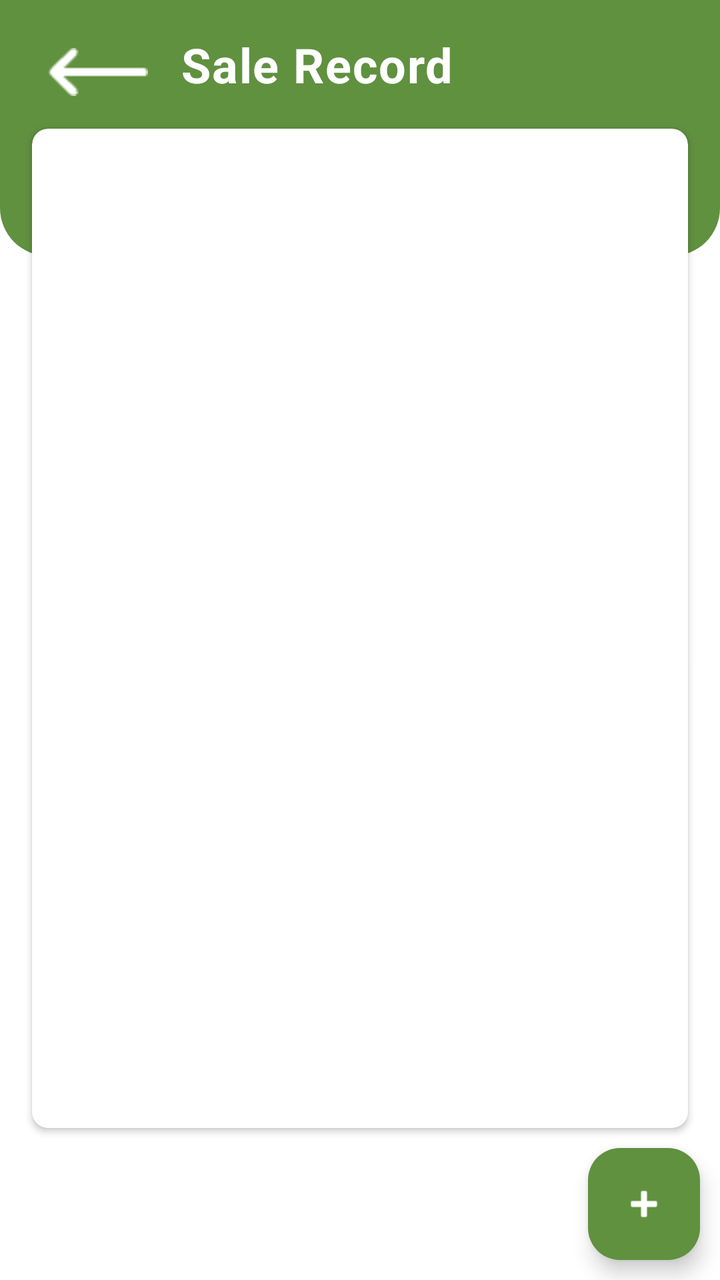
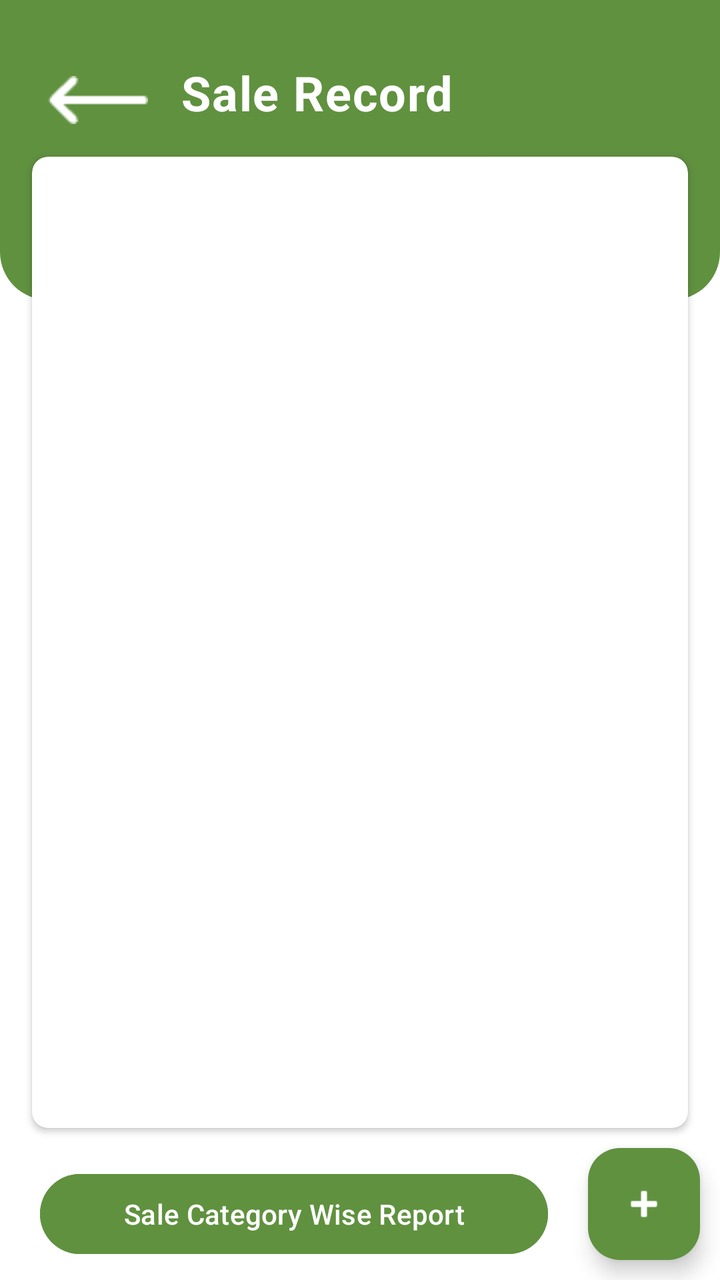

Two renders of the same Android screen: before a commit and after it. Below are the layout's source before the change and the commit's diff.
<!-- AndroidManifest.xml: application theme Theme.Fastrise -->
<!-- res/layout/layout_sale_list_activty.xml -->
<?xml version="1.0" encoding="utf-8"?>
<layout xmlns:tools="http://schemas.android.com/tools"
    xmlns:android="http://schemas.android.com/apk/res/android"
    xmlns:app="http://schemas.android.com/apk/res-auto">

    <androidx.constraintlayout.widget.ConstraintLayout
        android:layout_width="match_parent"
        android:layout_height="match_parent"
        android:background="@color/white"
        tools:ignore="HardcodedText">

        
        <View
            android:id="@+id/view"
            android:layout_width="match_parent"
            android:layout_height="128dp"
            android:background="@drawable/custom_rectangle"
            app:layout_constraintEnd_toEndOf="parent"
            app:layout_constraintStart_toStartOf="parent"
            app:layout_constraintTop_toTopOf="parent" />

        
        <ImageButton
            android:id="@+id/backB"
            android:layout_width="wrap_content"
            android:layout_height="wrap_content"
            android:layout_marginStart="16dp"
            android:layout_marginTop="16dp"
            android:background="?attr/selectableItemBackground"
            android:padding="8dp"
            android:src="@drawable/arrow_cal"
            app:layout_constraintStart_toStartOf="parent"
            app:layout_constraintTop_toTopOf="parent"
            app:tint="@color/white" />

        
        <TextView
            android:id="@+id/textView"
            android:layout_width="wrap_content"
            android:layout_height="wrap_content"
            android:layout_marginStart="8dp"
            android:layout_marginTop="16dp"
            android:gravity="center_horizontal"
            android:letterSpacing="0.025"
            android:text="Sale Record"
            android:textColor="@color/white"
            android:textSize="24sp"
            android:textStyle="bold"
            app:layout_constraintStart_toEndOf="@+id/backB"
            app:layout_constraintTop_toTopOf="parent" />

        
        <androidx.cardview.widget.CardView
            android:id="@+id/cardView"
            android:layout_width="match_parent"
            android:layout_height="0dp"
            android:layout_marginStart="16dp"
            android:layout_marginTop="16dp"
            android:layout_marginEnd="16dp"
            android:elevation="12dp"
            android:layout_marginBottom="10dp"
            android:padding="5dp"
            app:cardCornerRadius="8dp"
            app:layout_constraintEnd_toEndOf="parent"
            app:layout_constraintStart_toStartOf="parent"
            app:layout_constraintTop_toBottomOf="@+id/textView"
            app:layout_constraintBottom_toTopOf="@+id/fab_add_sale">

            <LinearLayout
                android:layout_width="match_parent"
                android:layout_height="match_parent"
                android:orientation="vertical">

                <androidx.recyclerview.widget.RecyclerView
                    android:id="@+id/recyclerView"
                    android:layout_width="match_parent"
                    android:layout_height="match_parent" />
            </LinearLayout>

        </androidx.cardview.widget.CardView>

        
        <com.google.android.material.floatingactionbutton.FloatingActionButton
            android:id="@+id/fab_add_sale"
            android:layout_width="wrap_content"
            android:layout_height="wrap_content"
            android:layout_margin="10dp"
            android:contentDescription="Add Sale"
            android:src="@android:drawable/ic_input_add"
            app:backgroundTint="@color/main_color"
            app:layout_constraintBottom_toBottomOf="parent"
            app:layout_constraintEnd_toEndOf="parent"
            app:tint="@color/white" />

    </androidx.constraintlayout.widget.ConstraintLayout>

</layout>
<!-- resources referenced by this layout -->
<resources>
  <color name="main_color">#60913f</color>
  <color name="white">#FFFFFFFF</color>
  <!-- drawable arrow_cal: png bitmap (drawable, 389 bytes) -->
  <!-- drawable custom_rectangle (drawable) -->
  <?xml version="1.0" encoding="utf-8"?>
  <shape xmlns:android="http://schemas.android.com/apk/res/android">
      <solid android:color="@color/main_color" />
      <corners
          android:bottomLeftRadius="24dp"
          android:bottomRightRadius="24dp" />
  </shape>
  <style name="Theme.Fastrise" parent="Base.Theme.Fastrise" />
  <style name="Base.Theme.Fastrise" parent="Theme.Material3.DayNight.NoActionBar">
          
          <item name="colorPrimary">#60913f</item>
      </style>
</resources>

<!-- the commit's change to res/layout/layout_sale_list_activty.xml (unified diff, before → after) -->
@@ -7,13 +7,14 @@
         android:layout_width="match_parent"
         android:layout_height="match_parent"
         android:background="@color/white"
+
         tools:ignore="HardcodedText">
 
         
         <View
             android:id="@+id/view"
             android:layout_width="match_parent"
-            android:layout_height="128dp"
+            android:layout_height="150dp"
             android:background="@drawable/custom_rectangle"
             app:layout_constraintEnd_toEndOf="parent"
             app:layout_constraintStart_toStartOf="parent"
@@ -25,7 +26,7 @@
             android:layout_width="wrap_content"
             android:layout_height="wrap_content"
             android:layout_marginStart="16dp"
-            android:layout_marginTop="16dp"
+            android:layout_marginTop="30dp"
             android:background="?attr/selectableItemBackground"
             android:padding="8dp"
             android:src="@drawable/arrow_cal"
@@ -39,7 +40,7 @@
             android:layout_width="wrap_content"
             android:layout_height="wrap_content"
             android:layout_marginStart="8dp"
-            android:layout_marginTop="16dp"
+            android:layout_marginTop="30dp"
             android:gravity="center_horizontal"
             android:letterSpacing="0.025"
             android:text="Sale Record"
@@ -92,6 +93,22 @@
             app:layout_constraintEnd_toEndOf="parent"
             app:tint="@color/white" />
 
+        <Button
+            android:id="@+id/buttonCategoryWiseReport"
+            android:layout_width="0dp"
+            android:text="Sale Category Wise Report"
+
+            android:layout_height="wrap_content"
+            android:layout_marginStart="20dp"
+            android:layout_marginTop="10dp"
+            android:layout_marginEnd="20dp"
+            android:backgroundTint="@color/main_color"
+            android:fontFamily="sans-serif-medium"
+            app:layout_constraintBottom_toBottomOf="parent"
+            app:layout_constraintEnd_toStartOf="@+id/fab_add_sale"
+            app:layout_constraintStart_toStartOf="parent"
+            app:layout_constraintTop_toBottomOf="@+id/cardView" />
+
     </androidx.constraintlayout.widget.ConstraintLayout>
 
 </layout>
